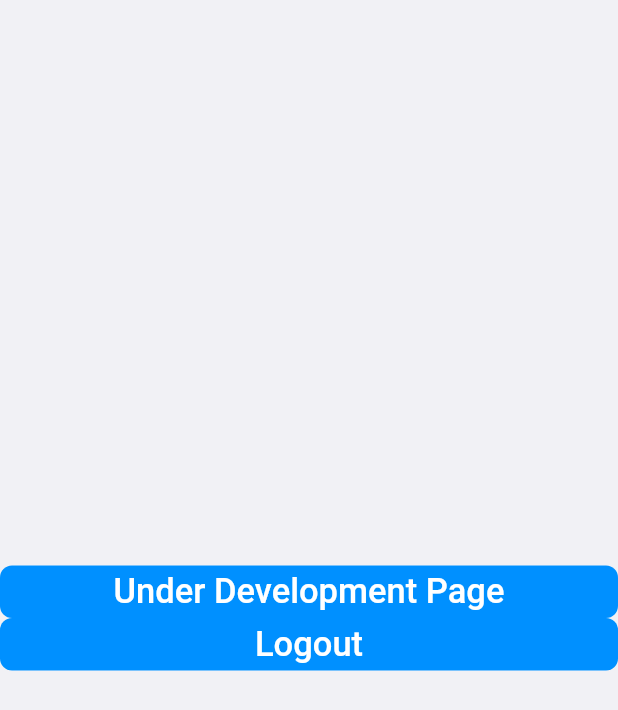
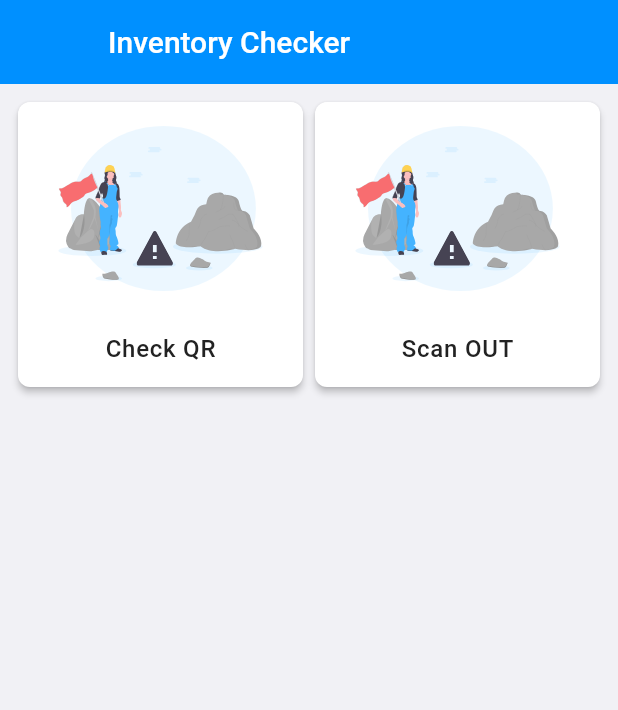
Before and after one commit to yayanrw/inventory_checker, a Flutter app: the HomePage screen opened by its route, on a phone screen of 412 x 824 dp. Shown: the top 710 px of the screen. Run offline on Flutter 3.47's test engine with Material 2 defaults, Android fonts, the phone set to English and light mode, and no system bars; our stand-ins replace auto_route, dartz, equatable, flutter_easyloading, flutter_iconly, flutter_svg and 3 more; missing offline and left inert: flutter_barcode_scanner; accounts and stored records are empty; Roboto replaces fonts that are missing (Popins).

Commit message:
add homepage

```diff
--- a/lib/features/home/presentation/pages/home_page.dart
+++ b/lib/features/home/presentation/pages/home_page.dart
@@ -1,9 +1,7 @@
-import 'package:auto_route/auto_route.dart';
 import 'package:flutter/material.dart';
-import 'package:inventory_checker/core/routes/router.gr.dart';
-import 'package:inventory_checker/core/widgets/button/my_button.dart';
-import 'package:inventory_checker/features/login/presentation/provider/login_notifier.dart';
-import 'package:provider/provider.dart';
+import 'package:inventory_checker/core/config/apps_config.dart';
+import 'package:inventory_checker/core/widgets/card/my_card.dart';
+import 'package:inventory_checker/features/home/domain/entities/home_menu.dart';
 
 class HomePage extends StatelessWidget {
   const HomePage({Key? key}) : super(key: key);
@@ -12,25 +10,21 @@ class HomePage extends StatelessWidget {
   Widget build(BuildContext context) {
     return SafeArea(
       child: Scaffold(
-        body: Center(
-            child: Column(
-          mainAxisAlignment: MainAxisAlignment.center,
-          children: [
-            MyButton(
-              textValue: 'Under Development Page',
-              onPressed: () =>
-                  context.router.push(const UnderDevelopmentRoute()),
-            ),
-            MyButton(
-              textValue: 'Logout',
-              onPressed: () async {
-                await Provider.of<LoginNotifier>(context, listen: false)
-                    .logOut();
-                context.replaceRoute(const LoginRoute());
-              },
-            ),
-          ],
-        )),
+        appBar: AppBar(
+          title: const Text(AppsConfig.appTitle),
+        ),
+        body: GridView.builder(
+            padding: const EdgeInsets.all(AppsConfig.defaultPadding),
+            gridDelegate: const SliverGridDelegateWithFixedCrossAxisCount(
+                crossAxisCount: 2),
+            itemBuilder: (context, index) {
+              return MyCard(
+                title: myHomeMenu[index].title,
+                imagePath: myHomeMenu[index].imagePath,
+                onTap: myHomeMenu[index].onTap,
+              );
+            },
+            itemCount: myHomeMenu.length),
       ),
     );
   }
```
